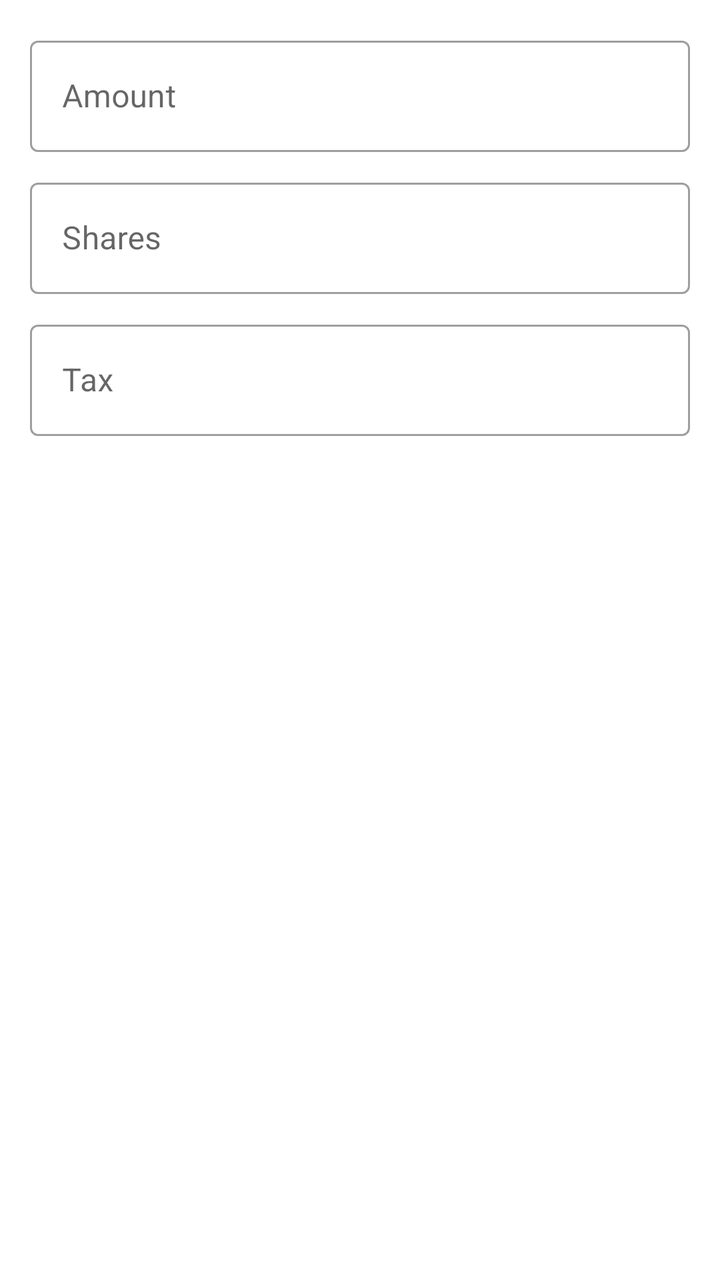
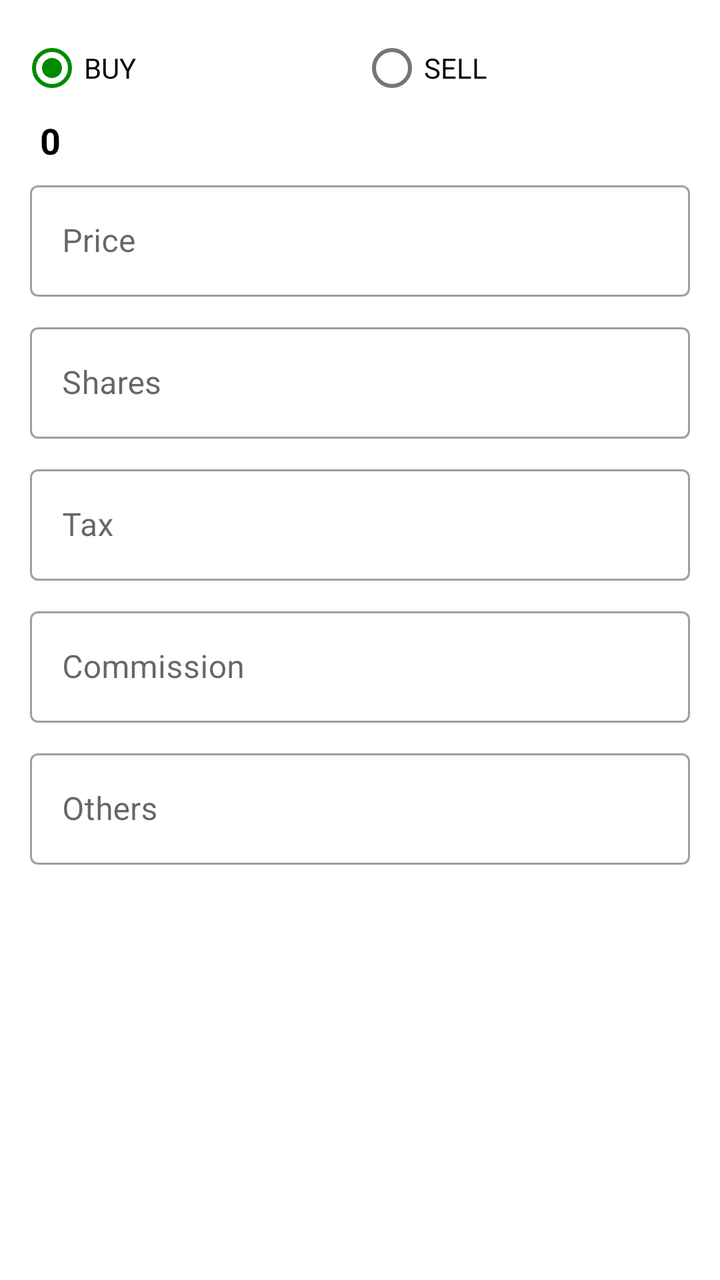

Two renders of the same Android screen: before a commit and after it. Below are the layout's source before the change and the commit's diff.
<!-- AndroidManifest.xml: application theme AppTheme -->
<!-- res/layout/layout_trade_prompt.xml -->
<?xml version="1.0" encoding="utf-8"?>
<androidx.constraintlayout.widget.ConstraintLayout
    xmlns:android="http://schemas.android.com/apk/res/android"
    xmlns:app="http://schemas.android.com/apk/res-auto"
    xmlns:tools="http://schemas.android.com/tools"
    android:layout_width="match_parent"
    android:layout_height="match_parent">

    <LinearLayout
        android:layout_width="match_parent"
        android:layout_height="wrap_content"
        android:orientation="vertical"
        android:focusable="true"
        android:focusableInTouchMode="true"
        app:layout_constraintEnd_toEndOf="parent"
        app:layout_constraintStart_toStartOf="parent"
        app:layout_constraintTop_toTopOf="parent"
        android:layout_margin="10dp"
        >
        <com.google.android.material.textfield.TextInputLayout
            android:id="@+id/txt_buy_price_layout_ti"
            android:layout_width="fill_parent"
            android:layout_height="wrap_content"
            android:layout_margin="5dp"
            android:layout_weight="1"
            style="@style/Widget.MaterialComponents.TextInputLayout.OutlinedBox">
            <com.google.android.material.textfield.TextInputEditText
                android:layout_width="match_parent"
                android:layout_height="wrap_content"
                android:hint="Amount"
                android:textAlignment="viewEnd"
                android:id="@+id/txt_buy_price1"
                android:inputType="numberDecimal"
                />
        </com.google.android.material.textfield.TextInputLayout>
        <com.google.android.material.textfield.TextInputLayout
            android:id="@+id/txt_buy_shares_layout_ti"
            android:layout_width="fill_parent"
            android:layout_height="wrap_content"
            android:layout_margin="5dp"
            android:layout_weight="1"
            style="@style/Widget.MaterialComponents.TextInputLayout.OutlinedBox">
            <com.google.android.material.textfield.TextInputEditText
                android:layout_width="match_parent"
                android:layout_height="wrap_content"
                android:textAlignment="viewEnd"
                android:hint="Shares"
                android:id="@+id/txt_shares"
                android:inputType="numberDecimal"
                />
        </com.google.android.material.textfield.TextInputLayout>
        <com.google.android.material.textfield.TextInputLayout
            android:id="@+id/txt_buy_tax_layout_ti"
            android:layout_width="fill_parent"
            android:layout_height="wrap_content"
            android:layout_margin="5dp"
            android:layout_weight="1"
            style="@style/Widget.MaterialComponents.TextInputLayout.OutlinedBox">
            <com.google.android.material.textfield.TextInputEditText
                android:layout_width="match_parent"
                android:layout_height="wrap_content"
                android:textAlignment="viewEnd"
                android:hint="Tax"
                android:id="@+id/txt_tax"
                android:inputType="numberDecimal"
                />
        </com.google.android.material.textfield.TextInputLayout>
    </LinearLayout>
</androidx.constraintlayout.widget.ConstraintLayout>
<!-- resources referenced by this layout -->
<resources>
  <style name="AppTheme" parent="Theme.MaterialComponents.Light">
          
          <item name="colorPrimary">@color/colorPrimary</item>
          <item name="colorPrimaryDark">@color/colorPrimaryDark</item>
          <item name="colorAccent">@color/colorAccent</item>
          <item name="statusBarBackground">@color/colorAccent</item>
          <item name="colorControlNormal">@color/colorWhite</item>
      </style>
  <color name="colorPrimary">#008b00</color>
  <color name="colorPrimaryDark">#00b248</color>
  <color name="colorAccent">#008b00</color>
  <color name="colorWhite">#ffffff</color>
</resources>

<!-- the commit's change to res/layout/layout_trade_prompt.xml (unified diff, before → after) -->
@@ -17,6 +17,37 @@
         app:layout_constraintTop_toTopOf="parent"
         android:layout_margin="10dp"
         >
+        <RadioGroup
+            android:id="@+id/radio_group"
+            android:layout_width="match_parent"
+            android:layout_height="wrap_content"
+            android:orientation="horizontal"
+            android:layout_above="@+id/view_below" >
+            <RadioButton
+                android:id="@+id/radioBuy"
+                android:layout_width="0dp"
+                android:layout_weight="1"
+                android:layout_height="wrap_content"
+                android:checked="true"
+                android:text="BUY" />
+
+            <RadioButton
+                android:id="@+id/radioSell"
+                android:layout_width="0dp"
+                android:layout_weight="1"
+                android:layout_height="wrap_content"
+                android:text="SELL" />
+        </RadioGroup>
+        <com.google.android.material.textview.MaterialTextView
+            android:layout_width="match_parent"
+            android:layout_height="wrap_content"
+            android:id="@+id/lbl_total_value"
+            android:textSize="18sp"
+            android:layout_marginLeft="10dp"
+            android:textStyle="bold"
+            android:textColor="#000000"
+            android:text="0"
+            />
         <com.google.android.material.textfield.TextInputLayout
             android:id="@+id/txt_buy_price_layout_ti"
             android:layout_width="fill_parent"
@@ -27,7 +58,7 @@
             <com.google.android.material.textfield.TextInputEditText
                 android:layout_width="match_parent"
                 android:layout_height="wrap_content"
-                android:hint="Amount"
+                android:hint="Price"
                 android:textAlignment="viewEnd"
                 android:id="@+id/txt_buy_price1"
                 android:inputType="numberDecimal"
@@ -65,5 +96,37 @@
                 android:inputType="numberDecimal"
                 />
         </com.google.android.material.textfield.TextInputLayout>
+        <com.google.android.material.textfield.TextInputLayout
+            android:id="@+id/txt_buy_commision_layout_ti"
+            android:layout_width="fill_parent"
+            android:layout_height="wrap_content"
+            android:layout_margin="5dp"
+            android:layout_weight="1"
+            style="@style/Widget.MaterialComponents.TextInputLayout.OutlinedBox">
+            <com.google.android.material.textfield.TextInputEditText
+                android:layout_width="match_parent"
+                android:layout_height="wrap_content"
+                android:textAlignment="viewEnd"
+                android:hint="Commission"
+                android:id="@+id/txt_commission"
+                android:inputType="numberDecimal"
+                />
+        </com.google.android.material.textfield.TextInputLayout>
+        <com.google.android.material.textfield.TextInputLayout
+            android:id="@+id/txt_buy_others_layout_ti"
+            android:layout_width="fill_parent"
+            android:layout_height="wrap_content"
+            android:layout_margin="5dp"
+            android:layout_weight="1"
+            style="@style/Widget.MaterialComponents.TextInputLayout.OutlinedBox">
+            <com.google.android.material.textfield.TextInputEditText
+                android:layout_width="match_parent"
+                android:layout_height="wrap_content"
+                android:textAlignment="viewEnd"
+                android:hint="Others"
+                android:id="@+id/txt_others"
+                android:inputType="numberDecimal"
+                />
+        </com.google.android.material.textfield.TextInputLayout>
     </LinearLayout>
 </androidx.constraintlayout.widget.ConstraintLayout>
